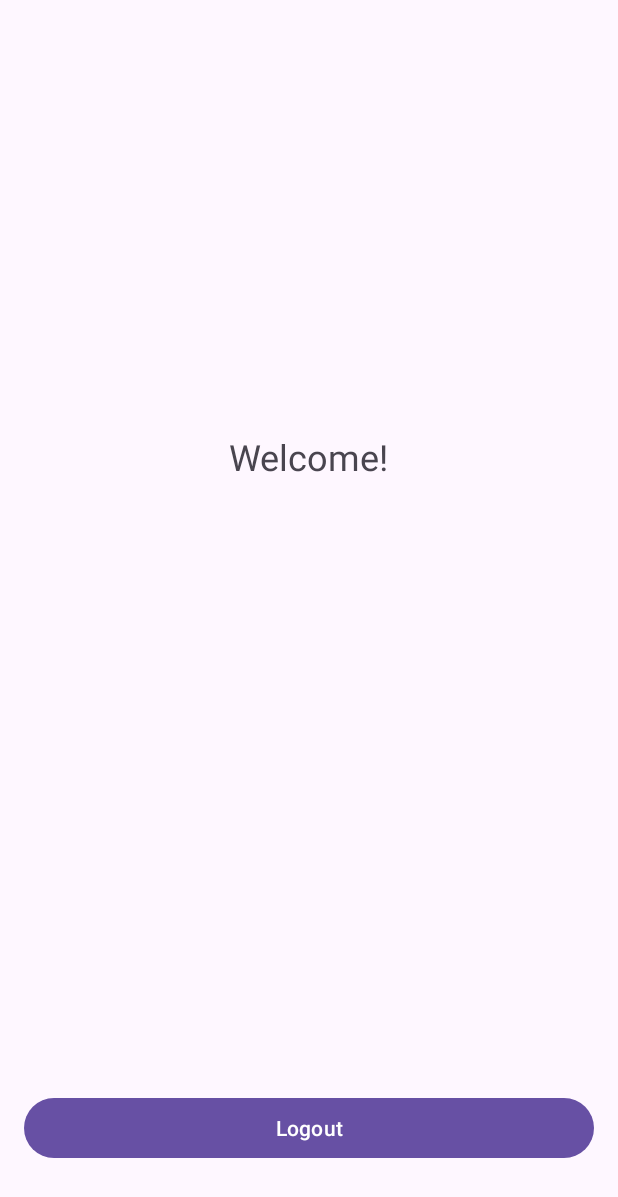
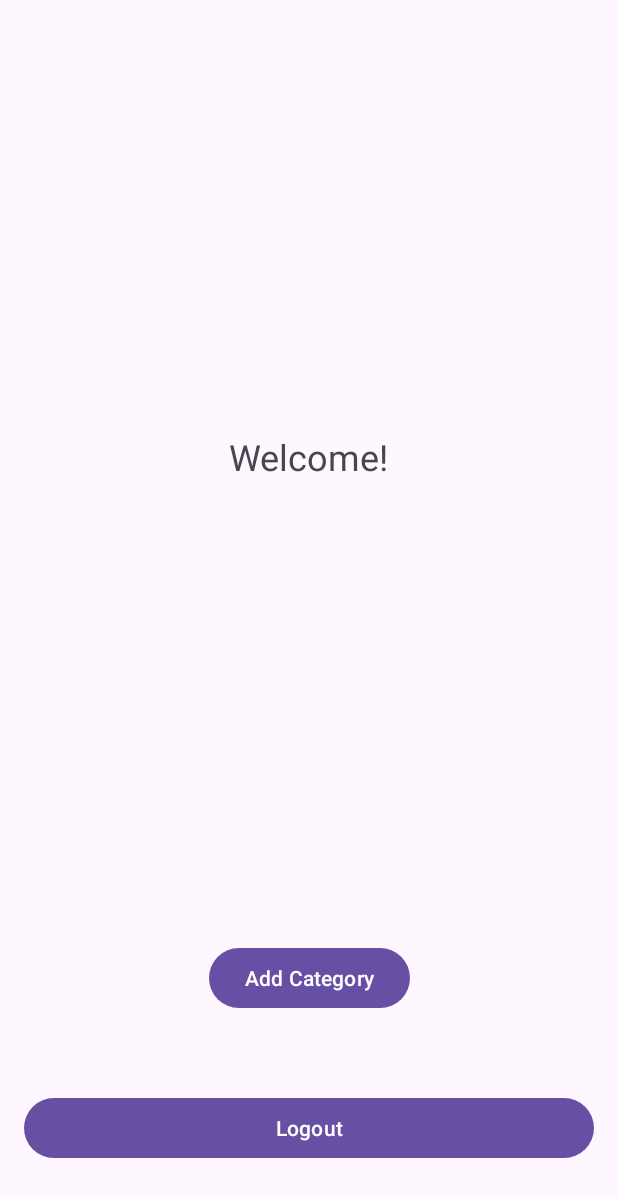
Before and after one commit to Srxx42/e2-ma-tim27-2025, an Android app: the MainActivity screen opened directly, with no data from a screen before it, on a phone screen of 412 x 824 dp. Shown: the top 1197 px of the screen. Run offline under Robolectric (Android 15) with nearby library versions, the phone set to English and light mode, and no system bars; our stand-ins replace Firebase (no records; nobody signed in at launch, a user with empty details on screens opened directly).

Commit message:
GUI for adding Category is done

```diff
--- a/e2-ma-tim27-2025/app/src/main/AndroidManifest.xml
+++ b/e2-ma-tim27-2025/app/src/main/AndroidManifest.xml
@@ -27,6 +27,7 @@
             android:name=".presentation.activity.RegistrationActivity"
             android:exported="false">
         </activity>
+        <activity android:name=".presentation.activity.AddCategoryActivity" android:exported="false" />
         <activity android:name=".presentation.activity.MainActivity" android:exported="false"/>
     </application>
 
--- a/e2-ma-tim27-2025/app/src/main/java/com/example/e2taskly/presentation/activity/MainActivity.java
+++ b/e2-ma-tim27-2025/app/src/main/java/com/example/e2taskly/presentation/activity/MainActivity.java
@@ -26,6 +26,15 @@ public class MainActivity extends AppCompatActivity {
         buttonLogout = findViewById(R.id.buttonLogout);
 
         buttonLogout.setOnClickListener(v->handleLogout());
+
+        Button categoryAdd = findViewById(R.id.categoryAdd);
+
+        categoryAdd.setOnClickListener(v -> {
+            Intent intent = new Intent(MainActivity.this, AddCategoryActivity.class);
+            startActivity(intent);
+        });
+
+
     }
     private void handleLogout() {
         userService.logoutUser();
@@ -34,4 +43,5 @@ public class MainActivity extends AppCompatActivity {
         startActivity(intent);
         finish();
     }
+
 }
--- a/e2-ma-tim27-2025/app/src/main/res/drawable/colored_circles.xml
+++ b/e2-ma-tim27-2025/app/src/main/res/drawable/colored_circles.xml
@@ -1,6 +1,6 @@
 <?xml version="1.0" encoding="utf-8"?>
 <shape xmlns:android="http://schemas.android.com/apk/res/android" android:shape="oval">
-    <size android:width="40dp" android:height="40dp"/>
+    <size android:width="50dp" android:height="50dp"/>
     <solid android:color ="#FF0000"/>
-    <stroke android:width="2dp" android:color="@android:color/transparent"/>
+    <stroke android:width="3dp" android:color="@android:color/transparent"/>
 </shape>
--- a/e2-ma-tim27-2025/app/src/main/res/layout/activity_main.xml
+++ b/e2-ma-tim27-2025/app/src/main/res/layout/activity_main.xml
@@ -29,4 +29,14 @@
         app:layout_constraintEnd_toEndOf="parent"
         android:layout_marginBottom="32dp"/>
 
+    <Button
+        android:id="@+id/categoryAdd"
+        android:layout_width="wrap_content"
+        android:layout_height="wrap_content"
+        android:layout_marginBottom="132dp"
+        android:text="Add Category"
+        app:layout_constraintBottom_toBottomOf="parent"
+        app:layout_constraintEnd_toEndOf="parent"
+        app:layout_constraintStart_toStartOf="parent" />
+
 </androidx.constraintlayout.widget.ConstraintLayout>
```
Also changed, not shown: e2-ma-tim27-2025/app/src/main/java/com/example/e2taskly/presentation/activity/AddCategoryActivity.java (added, +74 -0 lines), e2-ma-tim27-2025/app/src/main/res/layout/activity_category_create.xml (+11 -11 lines).
